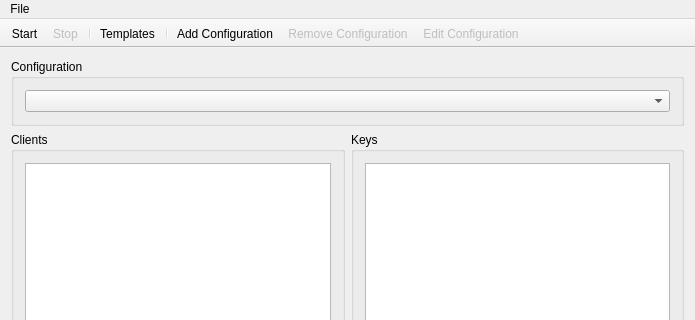
Qt form MainWindow.ui (jhanssen/Disseminate) before a commit; both pictures show x 0 to 695 and y 0 to 320 of the 695 by 517 pixel window.
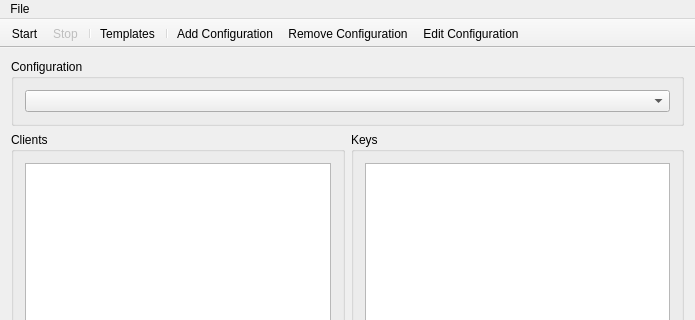
The same form after that commit. Icons and pictures are not drawn.

```diff
--- a/MainWindow.ui
+++ b/MainWindow.ui
@@ -200,9 +200,6 @@
    </property>
   </action>
   <action name="actionRemoveConfiguration">
-   <property name="enabled">
-    <bool>false</bool>
-   </property>
    <property name="icon">
     <iconset resource="icons.qrc">
      <normaloff>:/icons/icons/ic_remove_black_48dp.png</normaloff>:/icons/icons/ic_remove_black_48dp.png</iconset>
@@ -212,9 +209,6 @@
    </property>
   </action>
   <action name="actionEditConfiguration">
-   <property name="enabled">
-    <bool>false</bool>
-   </property>
    <property name="icon">
     <iconset resource="icons.qrc">
      <normaloff>:/icons/icons/ic_edit_black_48dp.png</normaloff>:/icons/icons/ic_edit_black_48dp.png</iconset>
```
